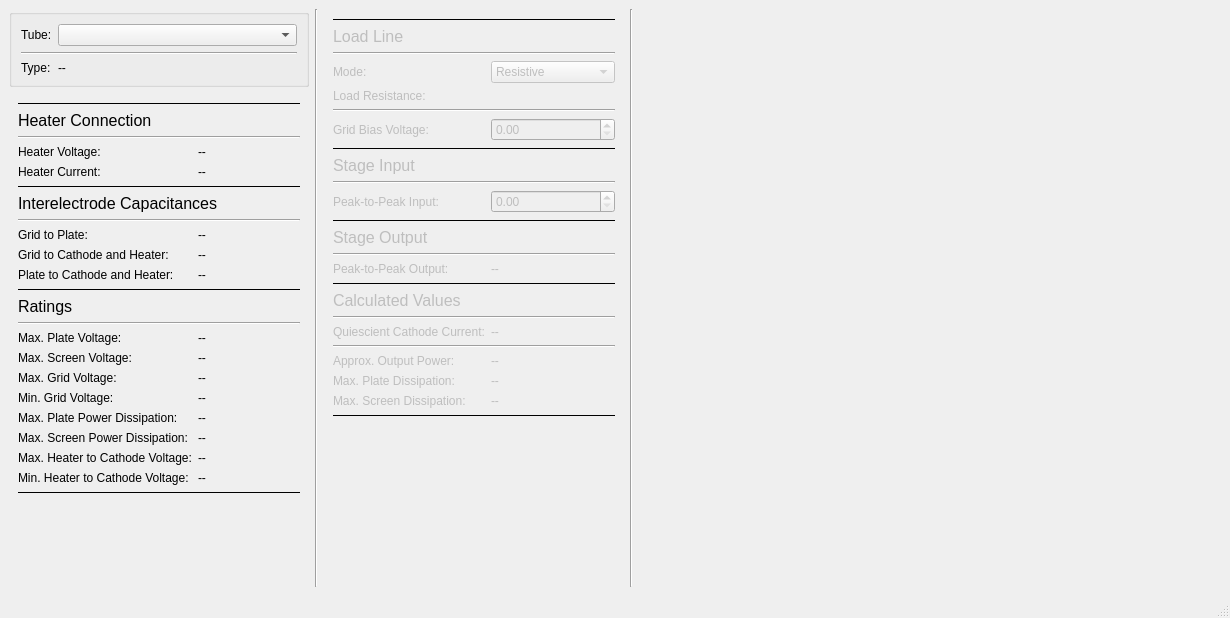
Old version of the form src/mainwindow.ui in the repository will-marshall00921/LoadLineCalculator.
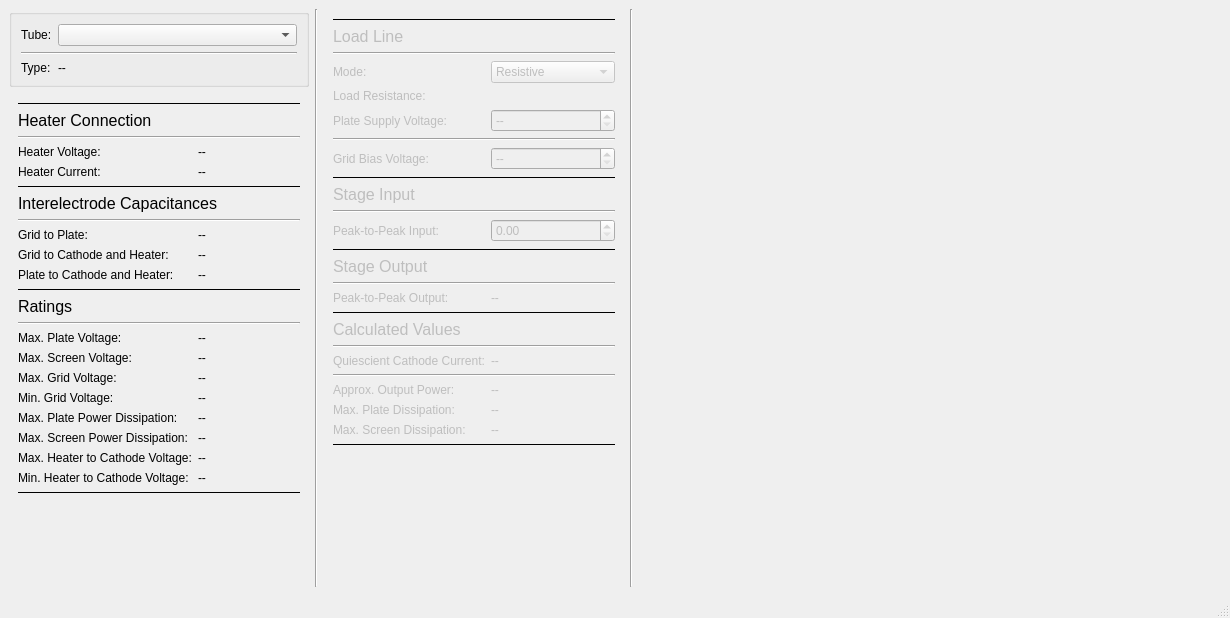
New version of the form. Custom widgets are drawn as their Qt base class.

Commit message: v0.2.0   - Created: Tube database file for the 12AT7   - Feature: Basic load line plotting   - Bugfix: Incorrect keybinding fixed in process_tc_plot.py database script

```diff
--- a/src/mainwindow.ui
+++ b/src/mainwindow.ui
@@ -517,14 +517,14 @@
           </property>
          </widget>
         </item>
-        <item row="5" column="0" colspan="2">
+        <item row="6" column="0" colspan="2">
          <widget class="Line" name="loadLineVerticalDividerLine3">
           <property name="orientation">
            <enum>Qt::Orientation::Horizontal</enum>
           </property>
          </widget>
         </item>
-        <item row="6" column="0">
+        <item row="7" column="0">
          <widget class="QLabel" name="gridBiasVoltageLabel">
           <property name="enabled">
            <bool>false</bool>
@@ -534,7 +534,7 @@
           </property>
          </widget>
         </item>
-        <item row="6" column="1">
+        <item row="7" column="1">
          <widget class="QDoubleSpinBox" name="gridBiasVoltageSpinBox">
           <property name="enabled">
            <bool>false</bool>
@@ -545,9 +545,12 @@
             <verstretch>0</verstretch>
            </sizepolicy>
           </property>
+          <property name="specialValueText">
+           <string>--</string>
+          </property>
          </widget>
         </item>
-        <item row="7" column="0" colspan="2">
+        <item row="8" column="0" colspan="2">
          <widget class="Line" name="loadLineVerticalDividerLine4">
           <property name="frameShadow">
            <enum>QFrame::Shadow::Plain</enum>
@@ -557,14 +560,14 @@
           </property>
          </widget>
         </item>
-        <item row="9" column="0" colspan="2">
+        <item row="10" column="0" colspan="2">
          <widget class="Line" name="loadLineVerticalDividerLine5">
           <property name="orientation">
            <enum>Qt::Orientation::Horizontal</enum>
           </property>
          </widget>
         </item>
-        <item row="10" column="0">
+        <item row="11" column="0">
          <widget class="QLabel" name="stageInputPeakToPeakInputLabel">
           <property name="enabled">
            <bool>false</bool>
@@ -574,7 +577,7 @@
           </property>
          </widget>
         </item>
-        <item row="10" column="1">
+        <item row="11" column="1">
          <widget class="QDoubleSpinBox" name="stageInputPeakToPeakSpinBox">
           <property name="enabled">
            <bool>false</bool>
@@ -587,7 +590,7 @@
           </property>
          </widget>
         </item>
-        <item row="11" column="0" colspan="2">
+        <item row="12" column="0" colspan="2">
          <widget class="Line" name="loadLineVerticalDividerLine6">
           <property name="frameShadow">
            <enum>QFrame::Shadow::Plain</enum>
@@ -597,14 +600,14 @@
           </property>
          </widget>
         </item>
-        <item row="13" column="0" colspan="2">
+        <item row="14" column="0" colspan="2">
          <widget class="Line" name="loadLineVerticalDividerLine7">
           <property name="orientation">
            <enum>Qt::Orientation::Horizontal</enum>
           </property>
          </widget>
         </item>
-        <item row="14" column="0">
+        <item row="15" column="0">
          <widget class="QLabel" name="stageOutputPeakToPeakLabel">
           <property name="enabled">
            <bool>false</bool>
@@ -614,7 +617,7 @@
           </property>
          </widget>
         </item>
-        <item row="14" column="1">
+        <item row="15" column="1">
          <widget class="ValueLabel" name="stageOutputPeakToPeakValueLabel">
           <property name="enabled">
            <bool>false</bool>
@@ -624,7 +627,7 @@
           </property>
          </widget>
         </item>
-        <item row="15" column="0" colspan="2">
+        <item row="16" column="0" colspan="2">
          <widget class="Line" name="loadLineVerticalDividerLine8">
           <property name="frameShadow">
            <enum>QFrame::Shadow::Plain</enum>
@@ -634,14 +637,14 @@
           </property>
          </widget>
         </item>
-        <item row="17" column="0" colspan="2">
+        <item row="18" column="0" colspan="2">
          <widget class="Line" name="loadLineVerticalDividerLine9">
           <property name="orientation">
            <enum>Qt::Orientation::Horizontal</enum>
           </property>
          </widget>
         </item>
-        <item row="18" column="0">
+        <item row="19" column="0">
          <widget class="QLabel" name="biasCathodeCurrentLabel">
           <property name="enabled">
            <bool>false</bool>
@@ -651,7 +654,7 @@
           </property>
          </widget>
         </item>
-        <item row="18" column="1">
+        <item row="19" column="1">
          <widget class="ValueLabel" name="biasCathodeCurrentValueLabel">
           <property name="enabled">
            <bool>false</bool>
@@ -661,14 +664,14 @@
           </property>
          </widget>
         </item>
-        <item row="19" column="0" colspan="2">
+        <item row="20" column="0" colspan="2">
          <widget class="Line" name="loadLineVerticalDividerLine10">
           <property name="orientation">
            <enum>Qt::Orientation::Horizontal</enum>
           </property>
          </widget>
         </item>
-        <item row="20" column="0">
+        <item row="21" column="0">
          <widget class="QLabel" name="approxOutputPowerLabel">
           <property name="enabled">
            <bool>false</bool>
@@ -678,7 +681,7 @@
           </property>
          </widget>
         </item>
-        <item row="20" column="1">
+        <item row="21" column="1">
          <widget class="ValueLabel" name="approxOutputPowerValueLabel">
           <property name="enabled">
            <bool>false</bool>
@@ -688,7 +691,7 @@
           </property>
          </widget>
         </item>
-        <item row="21" column="0">
+        <item row="22" column="0">
          <widget class="QLabel" name="calculatedMaxPlateDissipationLabel">
           <property name="enabled">
            <bool>false</bool>
@@ -698,7 +701,7 @@
           </property>
          </widget>
         </item>
-        <item row="21" column="1">
+        <item row="22" column="1">
          <widget class="ValueLabel" name="calculatedMaxPlateDissipationValueLabel">
           <property name="enabled">
            <bool>false</bool>
@@ -708,7 +711,7 @@
           </property>
          </widget>
         </item>
-        <item row="22" column="0">
+        <item row="23" column="0">
          <widget class="QLabel" name="calculatedMaxScreenDissipationLabel">
           <property name="enabled">
            <bool>false</bool>
@@ -718,7 +721,7 @@
           </property>
          </widget>
         </item>
-        <item row="22" column="1">
+        <item row="23" column="1">
          <widget class="ValueLabel" name="calculatedMaxScreenDissipationValueLabel">
           <property name="enabled">
            <bool>false</bool>
@@ -728,17 +731,17 @@
           </property>
          </widget>
         </item>
-        <item row="23" column="0" colspan="2">
-         <widget class="Line" name="loadLineVerticalDividerLine11">
-          <property name="frameShadow">
-           <enum>QFrame::Shadow::Plain</enum>
-          </property>
-          <property name="orientation">
-           <enum>Qt::Orientation::Horizontal</enum>
-          </property>
-         </widget>
-        </item>
         <item row="24" column="0" colspan="2">
+         <widget class="Line" name="loadLineVerticalDividerLine11">
+          <property name="frameShadow">
+           <enum>QFrame::Shadow::Plain</enum>
+          </property>
+          <property name="orientation">
+           <enum>Qt::Orientation::Horizontal</enum>
+          </property>
+         </widget>
+        </item>
+        <item row="25" column="0" colspan="2">
          <spacer name="loadLineVerticalSpacer">
           <property name="orientation">
            <enum>Qt::Orientation::Vertical</enum>
@@ -751,7 +754,7 @@
           </property>
          </spacer>
         </item>
-        <item row="16" column="0" colspan="2">
+        <item row="17" column="0" colspan="2">
          <widget class="QLabel" name="calculatedValuesLabel">
           <property name="enabled">
            <bool>false</bool>
@@ -761,7 +764,7 @@
           </property>
          </widget>
         </item>
-        <item row="12" column="0" colspan="2">
+        <item row="13" column="0" colspan="2">
          <widget class="QLabel" name="stageOutputLabel">
           <property name="enabled">
            <bool>false</bool>
@@ -781,7 +784,7 @@
           </property>
          </widget>
         </item>
-        <item row="8" column="0" colspan="2">
+        <item row="9" column="0" colspan="2">
          <widget class="QLabel" name="stageInputLabel">
           <property name="enabled">
            <bool>false</bool>
@@ -791,6 +794,32 @@
           </property>
          </widget>
         </item>
+        <item row="5" column="0">
+         <widget class="QLabel" name="loadLinePlateSupplyVoltageLabel">
+          <property name="enabled">
+           <bool>false</bool>
+          </property>
+          <property name="text">
+           <string>Plate Supply Voltage:</string>
+          </property>
+         </widget>
+        </item>
+        <item row="5" column="1">
+         <widget class="QSpinBox" name="loadLinePlateSupplyVoltageSpinBox">
+          <property name="enabled">
+           <bool>false</bool>
+          </property>
+          <property name="specialValueText">
+           <string>--</string>
+          </property>
+          <property name="suffix">
+           <string> V</string>
+          </property>
+          <property name="maximum">
+           <number>9999</number>
+          </property>
+         </widget>
+        </item>
        </layout>
       </widget>
      </widget>
```
The commit also changes 23 other files.
